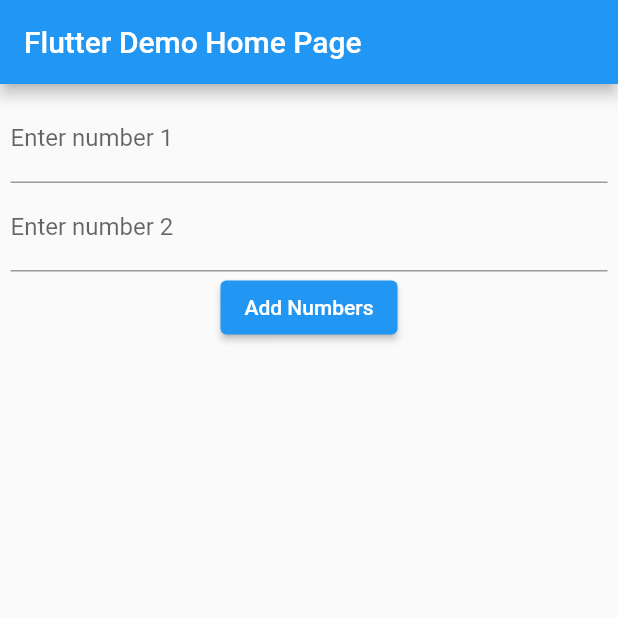
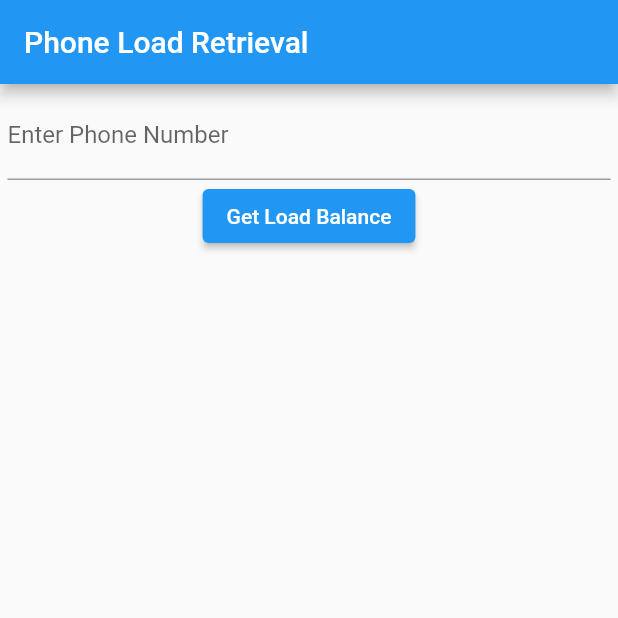
Before and after one commit to JmePaz/Flutter-SOAP, a Flutter app: the screen it shows after launch, on a phone screen of 412 x 824 dp, the top half of it. Run offline on Flutter 3.47's test engine with Material 2 defaults, Android fonts, the phone set to English and light mode, and no system bars.

Commit message:
Phone Web Service UI

```diff
--- a/flutter_soap/lib/main.dart
+++ b/flutter_soap/lib/main.dart
@@ -1,7 +1,7 @@
 import 'package:flutter/material.dart';
 import 'package:flutter/services.dart';
-import 'package:http/http.dart' as http;
-import 'package:xml/xml.dart' as xml;
+import 'add_calc.dart';
+import 'phone_load.dart';
 
 void main() {
   runApp(const MyApp());
@@ -27,7 +27,7 @@
         // is not restarted.
         primarySwatch: Colors.blue,
       ),
-      home: const MyHomePage(title: 'Flutter Demo Home Page'),
+      home: const PhoneLoad(),
     );
   }
 }
@@ -51,73 +51,9 @@
 }
 
 class _MyHomePageState extends State<MyHomePage> {
-  final num1Controller = TextEditingController();
-  final num2Controller = TextEditingController();
-  var isCalling = false;
-
-  callSOAP(num1, num2) async {
-    if (isCalling) {
-      return;
-    }
-
-    setState(() {
-      isCalling = true;
-    });
-
-    var soapEnv = '''
-<?xml version="1.0" encoding="utf-8"?>
-<soap12:Envelope xmlns:xsi="http://www.w3.org/2001/XMLSchema-instance" xmlns:xsd="http://www.w3.org/2001/XMLSchema" xmlns:soap12="http://www.w3.org/2003/05/soap-envelope">
-  <soap12:Body>
-    <Add xmlns="http://tempuri.org/">
-      <intA>$num1</intA>
-      <intB>$num2</intB>
-    </Add>
-  </soap12:Body>
-</soap12:Envelope>
-''';
-
-    http.Response response = await http.post(
-        Uri(scheme: 'http', host: 'dneonline.com', path: '/calculator.asmx'),
-        headers: {
-          "Content-Type": "text/xml; charset=utf-8",
-          "Host": "www.dneonline.com"
-        },
-        body: soapEnv);
-
-    var rawResponseXML = response.body;
-
-    xml.XmlDocument parsedXml = xml.XmlDocument.parse(rawResponseXML);
-    var res = parsedXml
-        .getElement("soap:Envelope")
-        ?.getElement("soap:Body")
-        ?.getElement("AddResponse")
-        ?.getElement("AddResult")!
-        .text;
-    // var val = parsedXml.getAttribute("AddResult");
-    announce("Result is $res");
-
-    setState(() {
-      isCalling = false;
-    });
-  }
-
-  announce(text) {
-    showDialog(
-        context: context,
-        builder: ((context) {
-          return AlertDialog(
-            content: Text("$text"),
-          );
-        }));
-  }
-
-  calculate() {
-    if (num1Controller.text == "" || num2Controller.text == "") {
-      announce("Input must not be empty");
-      return;
-    }
-    //call web services
-    callSOAP(num1Controller.text, num2Controller.text);
+  goToPublicSOAP() {
+    Navigator.of(context)
+        .push(MaterialPageRoute(builder: (context) => const AddCalc()));
   }
 
   @override
@@ -139,36 +75,15 @@
         // Center is a layout widget. It takes a single child and positions it
         // in the middle of the parent.
         child: Column(
+          mainAxisAlignment: MainAxisAlignment.center,
+          crossAxisAlignment: CrossAxisAlignment.center,
           children: [
-            TextFormField(
-              keyboardType: TextInputType.number,
-              inputFormatters: <TextInputFormatter>[
-                FilteringTextInputFormatter.digitsOnly
-              ],
-              controller: num1Controller,
-              decoration: const InputDecoration(
-                  border: UnderlineInputBorder(), labelText: 'Enter number 1'),
-            ),
-            TextFormField(
-              keyboardType: TextInputType.number,
-              inputFormatters: <TextInputFormatter>[
-                FilteringTextInputFormatter.digitsOnly
-              ],
-              controller: num2Controller,
-              decoration: const InputDecoration(
-                  border: UnderlineInputBorder(), labelText: 'Enter number 2'),
-            ),
             ElevatedButton(
-                onPressed: calculate, child: const Text("Add Numbers")),
-            Container(
-              margin: const EdgeInsets.only(top: 50),
-              child: isCalling
-                  ? Row(children: const [
-                      CircularProgressIndicator(),
-                      Text("Calling Online WebServices(API)")
-                    ])
-                  : Container(),
-            )
+                onPressed: goToPublicSOAP,
+                child: const Text("Public SOAP DEMO")),
+            ElevatedButton(
+                onPressed: () => {},
+                child: const Text("User-Defined SOAP DEMO"))
           ],
         ),
       ), // This trailing comma makes auto-formatting nicer for build methods.
--- /dev/null
+++ b/flutter_soap/lib/phone_load.dart
@@ -0,0 +1,52 @@
+import 'package:flutter/material.dart';
+import 'package:flutter/services.dart';
+import 'package:http/http.dart' as http;
+import 'package:xml/xml.dart' as xml;
+
+class PhoneLoad extends StatefulWidget {
+  const PhoneLoad({super.key});
+
+  @override
+  State<PhoneLoad> createState() => _PhoneLoadState();
+}
+
+class _PhoneLoadState extends State<PhoneLoad> {
+  final phoneNumController = TextEditingController();
+  var isBusy = false;
+
+  @override
+  Widget build(BuildContext context) {
+    return Scaffold(
+      appBar: AppBar(
+        title: const Text("Phone Load Retrieval"),
+      ),
+      body: Container(
+        margin: const EdgeInsets.all(5.0),
+        child: Column(children: [
+          TextFormField(
+            keyboardType: TextInputType.number,
+            inputFormatters: <TextInputFormatter>[
+              FilteringTextInputFormatter.digitsOnly,
+              LengthLimitingTextInputFormatter(11)
+            ],
+            controller: phoneNumController,
+            decoration: const InputDecoration(
+                border: UnderlineInputBorder(),
+                labelText: 'Enter Phone Number'),
+          ),
+          ElevatedButton(
+              onPressed: () => {}, child: const Text("Get Load Balance")),
+          Container(
+            margin: const EdgeInsets.only(top: 50),
+            child: isBusy
+                ? Row(children: const [
+                    CircularProgressIndicator(),
+                    Text("Calling WebServices(API)")
+                  ])
+                : Container(),
+          )
+        ]),
+      ),
+    );
+  }
+}
```
Also changed, not shown: flutter_soap/lib/add_calc.dart (added, +137 -0 lines).
